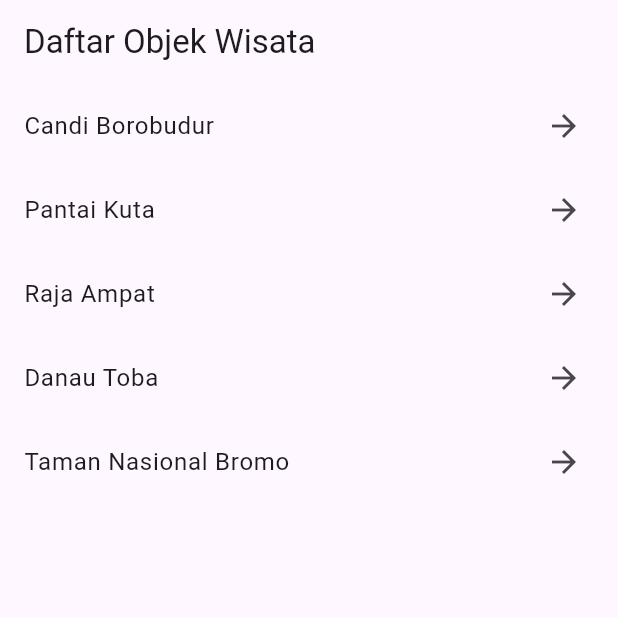
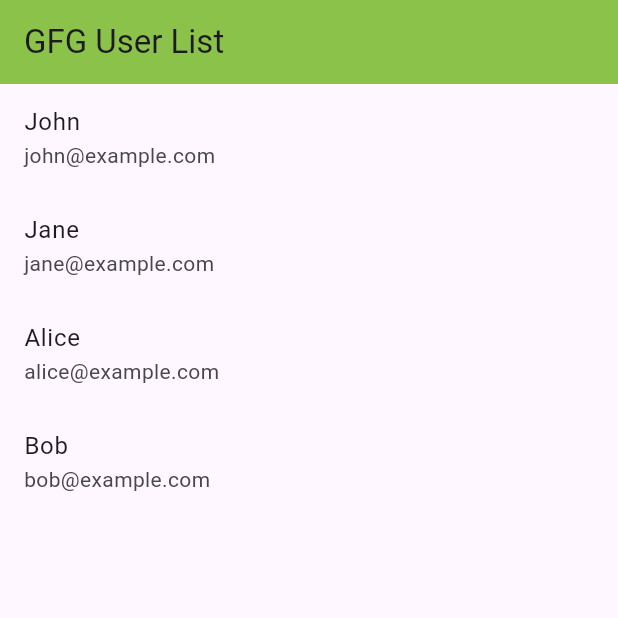
Before and after one commit to ahnaffathin18/list_wisata, a Flutter app: the screen it shows after launch, on a phone screen of 412 x 824 dp, the top half of it. Run offline on Flutter 3.47's test engine with Material 3 defaults, Android fonts, the phone set to English and light mode, and no system bars; our stand-ins replace sqflite; accounts and stored records are empty.

Commit message:
database listview

```diff
--- /dev/null
+++ b/lib/database.dart
@@ -0,0 +1,65 @@
+import 'package:path/path.dart';
+import 'package:sqflite/sqflite.dart';
+import 'user.dart';
+
+class DatabaseHelper {
+  static final DatabaseHelper instance = DatabaseHelper._instance();
+  static Database? _database;
+
+  DatabaseHelper._instance();
+
+  Future<Database> get db async {
+    _database ??= await initDb();
+    return _database!;
+  }
+
+  Future<Database> initDb() async {
+    String databasesPath = await getDatabasesPath();
+    String path = join(databasesPath, 'geeksforgeeks.db');
+
+    return await openDatabase(path, version: 1, onCreate: _onCreate);
+  }
+
+  Future _onCreate(Database db, int version) async {
+    await db.execute('''
+      CREATE TABLE gfg_users (
+        id INTEGER PRIMARY KEY,
+        username TEXT,
+        email TEXT
+      )
+    ''');
+  }
+
+  Future<int> insertUser(User user) async {
+    Database db = await instance.db;
+    return await db.insert('gfg_users', user.toMap());
+  }
+
+  Future<List<Map<String, dynamic>>> queryAllUsers() async {
+    Database db = await instance.db;
+    return await db.query('gfg_users');
+  }
+
+  Future<int> updateUser(User user) async {
+    Database db = await instance.db;
+    return await db.update('gfg_users', user.toMap(), where: 'id = ?', whereArgs: [user.id]);
+  }
+
+  Future<int> deleteUser(int id) async {
+    Database db = await instance.db;
+    return await db.delete('gfg_users', where: 'id = ?', whereArgs: [id]);
+  }
+
+  Future<void> initializeUsers() async {
+    List<User> usersToAdd = [
+      User(username: 'John', email: 'john@example.com'),
+      User(username: 'Jane', email: 'jane@example.com'),
+      User(username: 'Alice', email: 'alice@example.com'),
+      User(username: 'Bob', email: 'bob@example.com'),
+    ];
+
+    for (User user in usersToAdd) {
+      await insertUser(user);
+    }
+  }
+}
--- a/lib/main.dart
+++ b/lib/main.dart
@@ -1,6 +1,106 @@
+// import 'package:flutter/material.dart';
+
+// void main() {
+//   runApp(MyApp());
+// }
+
+// class MyApp extends StatelessWidget {
+//   @override
+//   Widget build(BuildContext context) {
+//     return MaterialApp(
+//       title: 'Wisata Indonesia',
+//       theme: ThemeData(
+//         primarySwatch: Colors.teal,
+//       ),
+//       home: HomePage(),
+//     );
+//   }
+// }
+
+// class HomePage extends StatelessWidget {
+//   final List<Map<String, String>> wisataList = [
+//     {
+//       'nama': 'Candi Borobudur',
+//       'deskripsi': 'Candi Borobudur adalah candi Buddha terbesar di dunia yang terletak di Magelang, Jawa Tengah. Dibangun pada abad ke-8 oleh Dinasti Syailendra, candi ini memiliki lebih dari 2.600 panel relief dan 500 lebih arca Buddha yang menggambarkan perjalanan spiritual menuju pencerahan. Candi ini menjadi salah satu situs warisan dunia UNESCO. Waktu terbaik untuk berkunjung adalah pagi hari saat matahari terbit, agar bisa menikmati suasana tenang dan pemandangan alam sekitar.'
+//     },
+//     {
+//       'nama': 'Pantai Kuta',
+//       'deskripsi': 'Pantai Kuta merupakan destinasi wisata paling populer di Bali yang terkenal dengan pasir putihnya yang lembut dan ombak yang cocok untuk berselancar, terutama bagi pemula. Selain itu, Pantai Kuta juga menjadi tempat favorit untuk menikmati matahari terbenam yang memukau. Di sepanjang pantai tersedia banyak hotel, restoran, bar, dan pusat perbelanjaan, menjadikan kawasan ini sangat ramai dan hidup, terutama saat sore dan malam hari.'
+//     },
+//     {
+//       'nama': 'Raja Ampat',
+//       'deskripsi': 'Raja Ampat terletak di Papua Barat dan merupakan salah satu destinasi menyelam terbaik di dunia. Kepulauan ini memiliki lebih dari 1.500 pulau kecil dan menjadi rumah bagi keanekaragaman hayati laut yang sangat tinggi. Air lautnya jernih, terumbu karangnya masih alami, dan terdapat berbagai spesies laut yang langka. Selain menyelam dan snorkeling, pengunjung juga bisa mendaki bukit untuk menikmati pemandangan pulau-pulau dari atas. Raja Ampat sangat cocok bagi wisatawan pencinta alam dan petualangan.'
+//     },
+//     {
+//       'nama': 'Danau Toba',
+//       'deskripsi': 'Danau Toba adalah danau vulkanik terbesar di Asia Tenggara, terletak di Sumatera Utara. Di tengah danau ini terdapat Pulau Samosir, yang merupakan pusat kebudayaan Batak. Pengunjung bisa menikmati keindahan danau yang luas, udara sejuk, serta keramahan masyarakat lokal. Aktivitas yang bisa dilakukan antara lain naik sepeda keliling pulau, mengunjungi desa adat Batak, atau sekadar bersantai di tepi danau. Danau Toba menawarkan pengalaman wisata alam sekaligus budaya yang kaya.'
+//     },
+//     {
+//       'nama': 'Taman Nasional Bromo',
+//       'deskripsi': 'Taman Nasional Bromo Tengger Semeru merupakan kawasan wisata alam di Jawa Timur yang terkenal dengan panorama Gunung Bromo yang aktif dan pemandangan matahari terbitnya yang spektakuler. Pengunjung biasanya naik jeep menuju Bukit Penanjakan untuk menyaksikan sunrise, lalu melanjutkan perjalanan menyusuri Lautan Pasir dan mendaki anak tangga menuju kawah Bromo. Suhu di pagi hari cukup dingin, jadi disarankan membawa jaket. Tempat ini sangat cocok bagi pecinta alam dan fotografi.`'
+//     },
+//   ];
+
+//   @override
+//   Widget build(BuildContext context) {
+//     return Scaffold(
+//       appBar: AppBar(title: Text('Daftar Objek Wisata')),
+//       body: ListView.builder(
+//         itemCount: wisataList.length,
+//         itemBuilder: (context, index) {
+//           return ListTile(
+//             title: Text(wisataList[index]['nama']!),
+//             trailing: Icon(Icons.arrow_forward),
+//             onTap: () {
+//               Navigator.push(
+//                 context,
+//                 MaterialPageRoute(
+//                   builder: (_) => DetailPage(
+//                     nama: wisataList[index]['nama']!,
+//                     deskripsi: wisataList[index]['deskripsi']!,
+//                   ),
+//                 ),
+//               );
+//             },
+//           );
+//         },
+//       ),
+//     );
+//   }
+// }
+
+// class DetailPage extends StatelessWidget {
+//   final String nama;
+//   final String deskripsi;
+
+//   DetailPage({required this.nama, required this.deskripsi});
+
+//   @override
+//   Widget build(BuildContext context) {
+//     return Scaffold(
+//       appBar: AppBar(title: Text(nama)),
+//       body: Padding(
+//         padding: EdgeInsets.all(16.0),
+//         child: Text(
+//           deskripsi,
+//           style: TextStyle(fontSize: 18),
+//         ),
+//       ),
+//     );
+//   }
+// }
+
+
 import 'package:flutter/material.dart';
+import 'database.dart'; // Import the DatabaseHelper class
+import 'user.dart'; // Import the User class
 
-void main() {
+void main() async {
+  // Initialize the database and insert users
+  WidgetsFlutterBinding.ensureInitialized();
+  await DatabaseHelper.instance.initDb();
+  await DatabaseHelper.instance.initializeUsers();
+
   runApp(MyApp());
 }
 
@@ -8,84 +108,49 @@ class MyApp extends StatelessWidget {
   @override
   Widget build(BuildContext context) {
     return MaterialApp(
-      title: 'Wisata Indonesia',
-      theme: ThemeData(
-        primarySwatch: Colors.teal,
-      ),
-      home: HomePage(),
+      title: 'User Management',
+      home: UserList(),
     );
   }
 }
 
-class HomePage extends StatelessWidget {
-  final List<Map<String, String>> wisataList = [
-    {
-      'nama': 'Candi Borobudur',
-      'deskripsi': 'Candi Borobudur adalah candi Buddha terbesar di dunia yang terletak di Magelang, Jawa Tengah. Dibangun pada abad ke-8 oleh Dinasti Syailendra, candi ini memiliki lebih dari 2.600 panel relief dan 500 lebih arca Buddha yang menggambarkan perjalanan spiritual menuju pencerahan. Candi ini menjadi salah satu situs warisan dunia UNESCO. Waktu terbaik untuk berkunjung adalah pagi hari saat matahari terbit, agar bisa menikmati suasana tenang dan pemandangan alam sekitar.'
-    },
-    {
-      'nama': 'Pantai Kuta',
-      'deskripsi': 'Pantai Kuta merupakan destinasi wisata paling populer di Bali yang terkenal dengan pasir putihnya yang lembut dan ombak yang cocok untuk berselancar, terutama bagi pemula. Selain itu, Pantai Kuta juga menjadi tempat favorit untuk menikmati matahari terbenam yang memukau. Di sepanjang pantai tersedia banyak hotel, restoran, bar, dan pusat perbelanjaan, menjadikan kawasan ini sangat ramai dan hidup, terutama saat sore dan malam hari.'
-    },
-    {
-      'nama': 'Raja Ampat',
-      'deskripsi': 'Raja Ampat terletak di Papua Barat dan merupakan salah satu destinasi menyelam terbaik di dunia. Kepulauan ini memiliki lebih dari 1.500 pulau kecil dan menjadi rumah bagi keanekaragaman hayati laut yang sangat tinggi. Air lautnya jernih, terumbu karangnya masih alami, dan terdapat berbagai spesies laut yang langka. Selain menyelam dan snorkeling, pengunjung juga bisa mendaki bukit untuk menikmati pemandangan pulau-pulau dari atas. Raja Ampat sangat cocok bagi wisatawan pencinta alam dan petualangan.'
-    },
-    {
-      'nama': 'Danau Toba',
-      'deskripsi': 'Danau Toba adalah danau vulkanik terbesar di Asia Tenggara, terletak di Sumatera Utara. Di tengah danau ini terdapat Pulau Samosir, yang merupakan pusat kebudayaan Batak. Pengunjung bisa menikmati keindahan danau yang luas, udara sejuk, serta keramahan masyarakat lokal. Aktivitas yang bisa dilakukan antara lain naik sepeda keliling pulau, mengunjungi desa adat Batak, atau sekadar bersantai di tepi danau. Danau Toba menawarkan pengalaman wisata alam sekaligus budaya yang kaya.'
-    },
-    {
-      'nama': 'Taman Nasional Bromo',
-      'deskripsi': 'Taman Nasional Bromo Tengger Semeru merupakan kawasan wisata alam di Jawa Timur yang terkenal dengan panorama Gunung Bromo yang aktif dan pemandangan matahari terbitnya yang spektakuler. Pengunjung biasanya naik jeep menuju Bukit Penanjakan untuk menyaksikan sunrise, lalu melanjutkan perjalanan menyusuri Lautan Pasir dan mendaki anak tangga menuju kawah Bromo. Suhu di pagi hari cukup dingin, jadi disarankan membawa jaket. Tempat ini sangat cocok bagi pecinta alam dan fotografi.'
-    },
-  ];
+class UserList extends StatefulWidget {
+  @override
+  _UserListState createState() => _UserListState();
+}
+
+class _UserListState extends State<UserList> {
+  List<User> _users = [];
+
+  @override
+  void initState() {
+    super.initState();
+    _fetchUsers();
+  }
+
+  Future<void> _fetchUsers() async {
+    final userMaps = await DatabaseHelper.instance.queryAllUsers();
+    setState(() {
+      _users = userMaps.map((userMap) => User.fromMap(userMap)).toList();
+    });
+  }
 
   @override
   Widget build(BuildContext context) {
     return Scaffold(
-      appBar: AppBar(title: Text('Daftar Objek Wisata')),
+      appBar: AppBar(
+        title: Text('GFG User List'),
+        backgroundColor: Colors.lightGreen,
+      ),
       body: ListView.builder(
-        itemCount: wisataList.length,
+        itemCount: _users.length,
         itemBuilder: (context, index) {
           return ListTile(
-            title: Text(wisataList[index]['nama']!),
-            trailing: Icon(Icons.arrow_forward),
-            onTap: () {
-              Navigator.push(
-                context,
-                MaterialPageRoute(
-                  builder: (_) => DetailPage(
-                    nama: wisataList[index]['nama']!,
-                    deskripsi: wisataList[index]['deskripsi']!,
-                  ),
-                ),
-              );
-            },
+            title: Text(_users[index].username),
+            subtitle: Text(_users[index].email),
           );
         },
       ),
     );
   }
 }
-
-class DetailPage extends StatelessWidget {
-  final String nama;
-  final String deskripsi;
-
-  DetailPage({required this.nama, required this.deskripsi});
-
-  @override
-  Widget build(BuildContext context) {
-    return Scaffold(
-      appBar: AppBar(title: Text(nama)),
-      body: Padding(
-        padding: EdgeInsets.all(16.0),
-        child: Text(
-          deskripsi,
-          style: TextStyle(fontSize: 18),
-        ),
-      ),
-    );
-  }
-}
--- /dev/null
+++ b/lib/user.dart
@@ -0,0 +1,19 @@
+class User {
+  final int? id;
+  final String username;
+  final String email;
+
+  User({this.id, required this.username, required this.email});
+
+  Map<String, dynamic> toMap() {
+    return {'id': id, 'username': username, 'email': email};
+  }
+
+  factory User.fromMap(Map<String, dynamic> map) {
+    return User(
+      id: map['id'],
+      username: map['username'],
+      email: map['email'],
+    );
+  }
+}
--- a/pubspec.yaml
+++ b/pubspec.yaml
@@ -30,6 +30,7 @@ environment:
 dependencies:
   flutter:
     sdk: flutter
+  sqflite: ^2.4.2
 
   # The following adds the Cupertino Icons font to your application.
   # Use with the CupertinoIcons class for iOS style icons.
```
Also changed, not shown: pubspec.lock, 1 other file.
